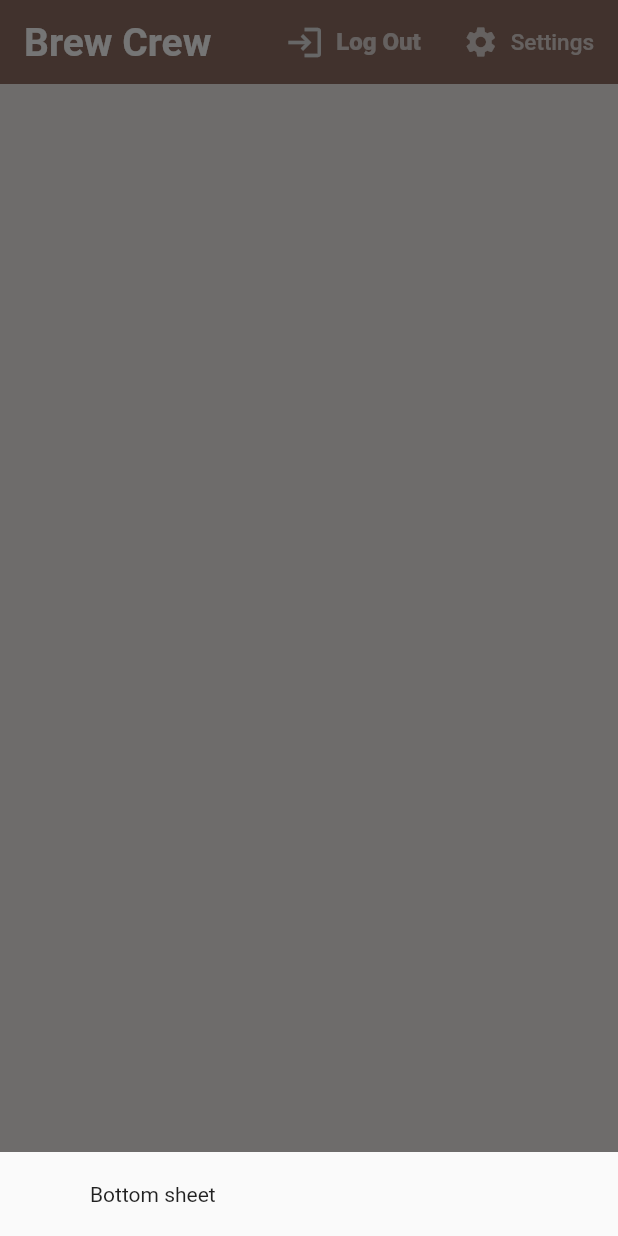
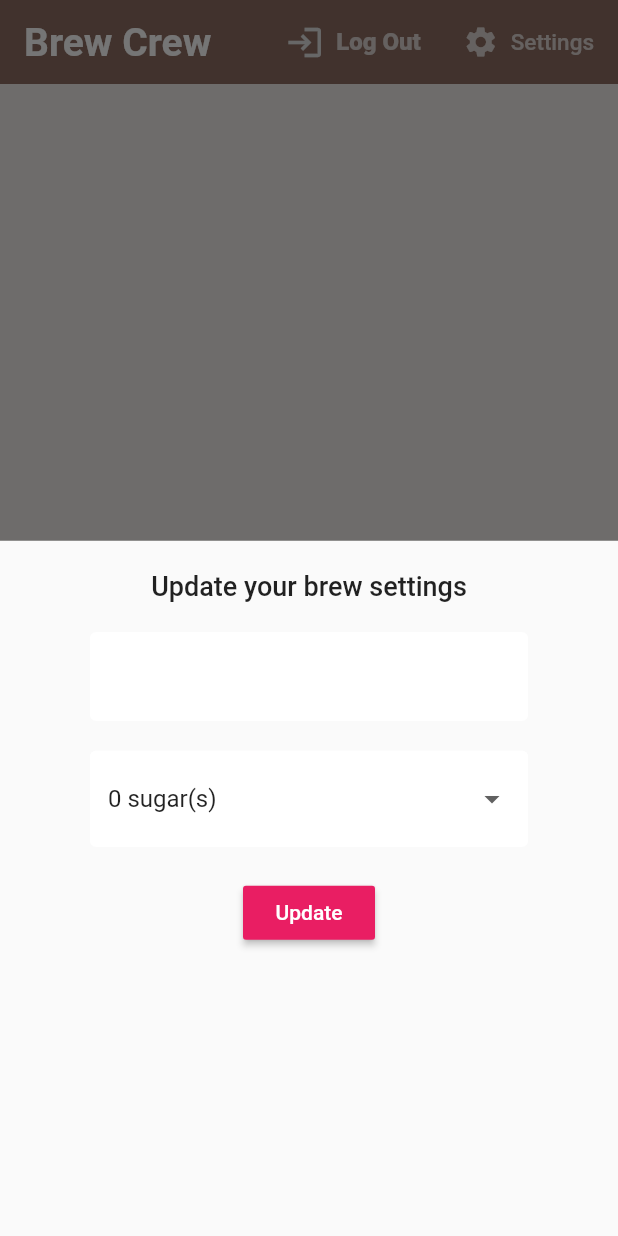
Before and after one commit to femmor/brew-crew-app, a Flutter app: the screen it shows once a user with an empty profile is signed in, after a tap on "Settings", on a phone screen of 412 x 824 dp. Run offline on Flutter 3.47's test engine with Material 2 defaults, Android fonts, the phone set to English and light mode, and no system bars; our stand-ins replace cloud_firestore, firebase_auth, firebase_core, flutter_spinkit; accounts and stored records are empty.

Commit message:
create dropdown for sugars

```diff
--- a/lib/screens/home/home.dart
+++ b/lib/screens/home/home.dart
@@ -1,5 +1,6 @@
 import 'package:brew_crew/models/brew.dart';
 import 'package:brew_crew/screens/home/brew_list.dart';
+import 'package:brew_crew/screens/home/settings_form.dart';
 import 'package:brew_crew/services/auth.dart';
 import 'package:cloud_firestore/cloud_firestore.dart';
 import 'package:flutter/material.dart';
@@ -17,7 +18,7 @@ class Home extends StatelessWidget {
           builder: (context) {
             return Container(
               padding: EdgeInsets.symmetric(vertical: 20.0, horizontal: 60.0),
-              child: Text("Bottom sheet"),
+              child: SettingsForm(),
             );
           });
     }
--- /dev/null
+++ b/lib/screens/home/settings_form.dart
@@ -0,0 +1,79 @@
+import 'package:flutter/material.dart';
+import "package:brew_crew/shared/constants.dart";
+
+class SettingsForm extends StatefulWidget {
+  @override
+  _SettingsFormState createState() => _SettingsFormState();
+}
+
+class _SettingsFormState extends State<SettingsForm> {
+  final _formKey = GlobalKey<FormState>();
+  final List<String> sugars = ["0", "1", "2", "3", "4"];
+
+  String _currentName;
+  String _currentSugars;
+  int _currentStrength;
+
+  @override
+  Widget build(BuildContext context) {
+    return Form(
+      key: _formKey,
+      child: Column(
+        children: [
+          Text(
+            "Update your brew settings",
+            style: TextStyle(fontSize: 18.0, fontWeight: FontWeight.w500),
+          ),
+          SizedBox(
+            height: 20.0,
+          ),
+          TextFormField(
+            decoration: textInputDecoration,
+            validator: (val) => val.isEmpty ? "Please enter a name" : null,
+            onChanged: (val) {
+              setState(() {
+                _currentName = val;
+              });
+            },
+          ),
+          SizedBox(
+            height: 20.0,
+          ),
+          //  Dropdown
+          DropdownButtonFormField(
+            decoration: textInputDecoration,
+            value: _currentSugars ?? "0",
+            items: sugars.map((sugar) {
+              return DropdownMenuItem(
+                value: sugar,
+                child: Text("$sugar sugar(s)"),
+              );
+            }).toList(),
+            hint: Text("Select sugar quantity"),
+            onChanged: (val) {
+              setState(() {
+                _currentSugars = val;
+              });
+            },
+          ),
+          //   Slider for strength
+          SizedBox(
+            height: 20,
+          ),
+          RaisedButton(
+            onPressed: () async {
+              print(_currentName);
+              print(_currentSugars);
+              print(_currentStrength);
+            },
+            color: Colors.pink,
+            child: Text(
+              "Update",
+              style: TextStyle(color: Colors.white),
+            ),
+          ),
+        ],
+      ),
+    );
+  }
+}
```
